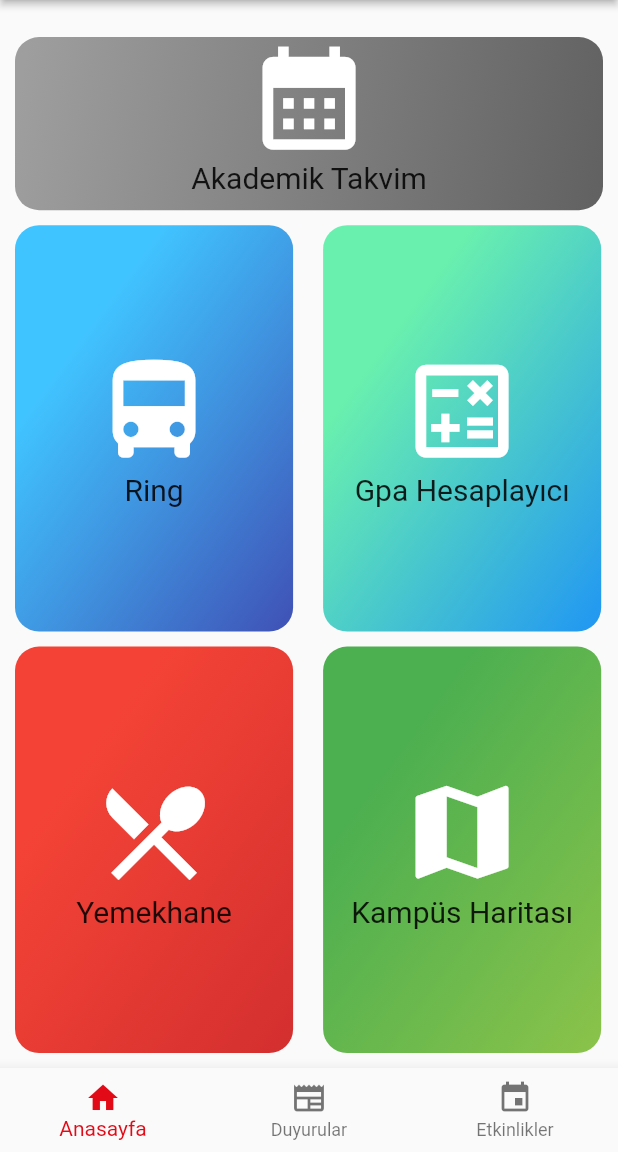
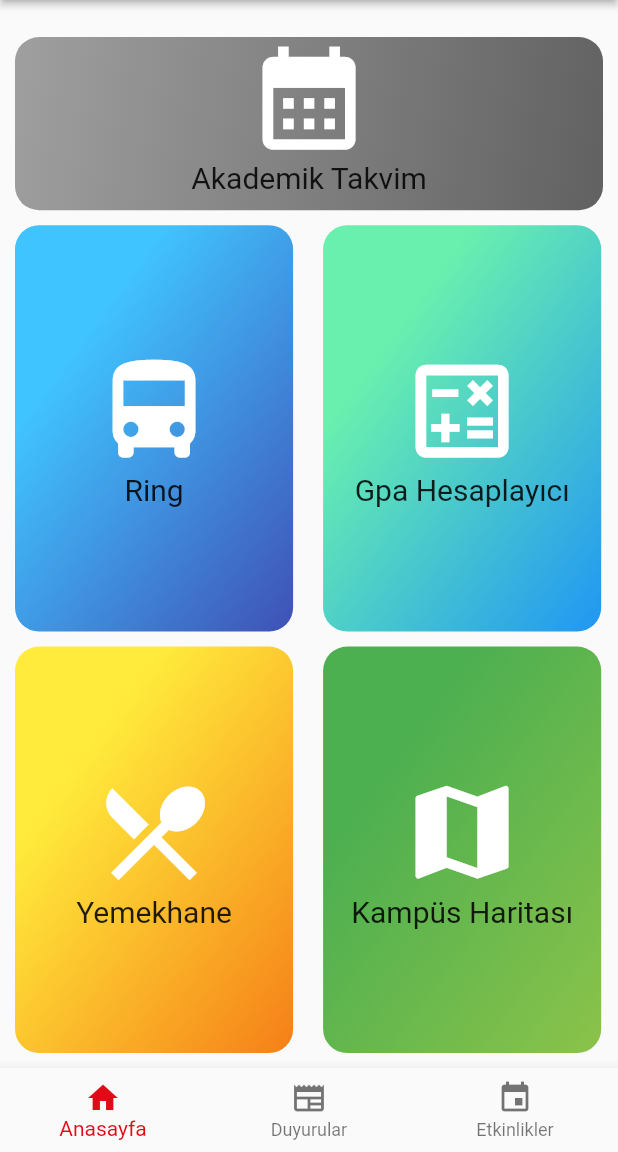
Before and after one commit to MrBuluc/hachat, a Flutter app: the HomePage screen opened directly, on a phone screen of 412 x 824 dp, the part 84-1236 px from its top. Run offline on Flutter 3.47's test engine with Material 2 defaults, Android fonts, the phone set to English and light mode, and no system bars; missing offline and left inert: calendar_builder.

Commit message:
home_page yemekhane colors changed

```diff
--- a/lib/ui/home_page/home_page.dart
+++ b/lib/ui/home_page/home_page.dart
@@ -66,7 +66,7 @@ class _HomePageState extends State<HomePage> {
                   children: [
                     buildNavigators(
                         3,
-                        [Colors.red, Colors.red.shade700],
+                        [Colors.yellow, Colors.yellow.shade900],
                         Icons.restaurant_menu,
                         "Yemekhane",
                         const AcademicCalendarPage()),
```
